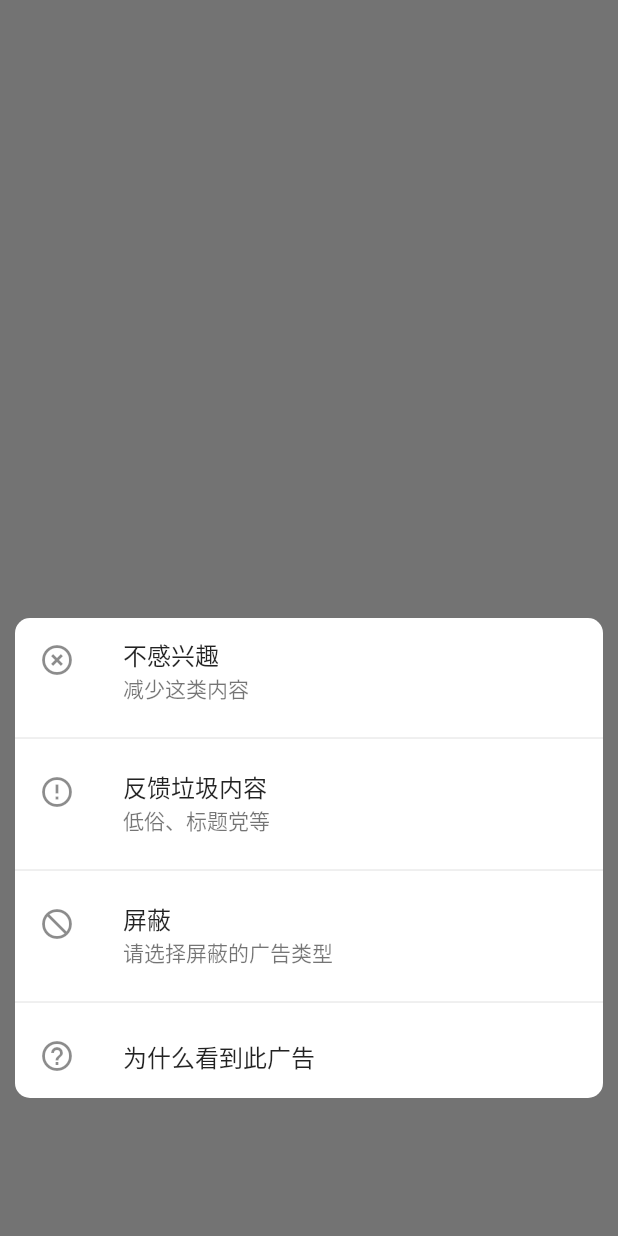
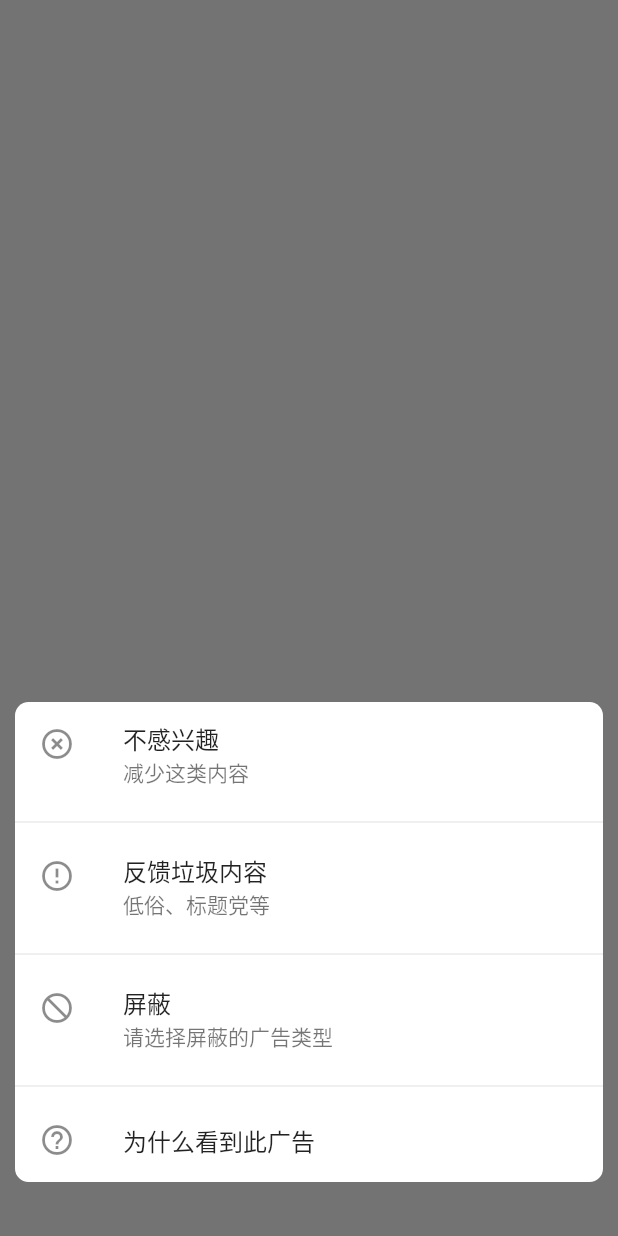
Before and after one commit to douhaohaode1/Flutter, a Flutter app: what showChooseDialog() shows on an empty page, opened directly with empty values, on a phone screen of 412 x 824 dp. Run offline on Flutter 3.47's test engine with Material 2 defaults, Android fonts, the phone set to English and light mode, and no system bars; our stand-ins replace cached_network_image, dio, flutter_spinkit, get, pull_to_refresh, simple_animations and 2 more; missing offline and left inert: dart_json_mapper, reflectable; accounts and stored records are empty; network calls fail; Roboto replaces fonts that are missing (Poppins); statements that could not run were skipped.

```diff
--- a/lib/Widget/CommonUtils.dart
+++ b/lib/Widget/CommonUtils.dart
@@ -3,8 +3,8 @@ import 'dart:async';
 
 import 'package:flutter/material.dart';
 import 'package:flutter_spinkit/flutter_spinkit.dart';
-//import 'package:flutter_news/widget/Triangle.dart';
-
+import 'package:flutter/src/material/constants.dart';
+import 'dart:ui';
 
 class CommonUtils {
   static showLoadingDialog(BuildContext context, String msg) {
@@ -76,11 +76,15 @@ class CommonUtils {
   }
 
   static showChooseDialog(BuildContext context, Size size, double x , double y) {
+
+    final double height  = MediaQuery.of(context).padding.top + kToolbarHeight ;
+
     final double wx = size.height;
     final double dx = x;
-    final double dy =y;
+    final double dy = y + height;
     final double w = MediaQuery.of(context).size.width;
-    final double h = MediaQuery.of(context).size.height;
+    //final double h = MediaQuery.of(context).size.height - height;
+    final double h = MediaQuery.of(context).size.height ;
 
     return showDialog(
       context: context,
@@ -109,7 +113,7 @@ class CommonUtils {
                   child: Container(
                     decoration: BoxDecoration(
                       borderRadius: BorderRadius.all(
-                        Radius.circular(10.0),
+                        Radius.circular(9.0),
                       ),
                       color: Colors.white,
                     ),
@@ -152,14 +156,14 @@ class CommonUtils {
                   ),
                 ),
                 Positioned(
-                  left: dx - 10.0,
+                  left: dx + 5,
                   top: dy < h / 2 ? dy - wx / 2 : null,
                   bottom: dy < h / 2 ? null : (h - dy - wx / 2),
                   child: ClipPath(
                     clipper: Triangle(dir: dy - h / 2),
                     child: Container(
-                      width: 30.0,
-                      height: 30.0,
+                      width: 25.0,
+                      height: 25.0,
                       color: Colors.white,
                       child: null,
                     ),
```
Also changed, not shown: lib/Tool/SqlDB/DBProvider.dart (added, +75 -0 lines), lib/Widget/TextspanWidget.dart (+32 -86 lines).
